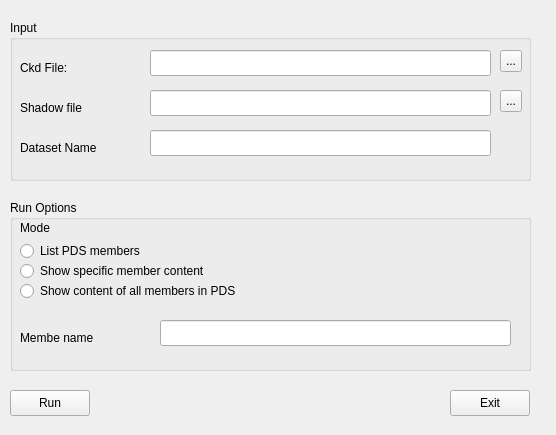
First picture: the form in HerculesStudio/HercUtilities/Dasdcat.ui, repository fsword7/hercgui, before the edit.
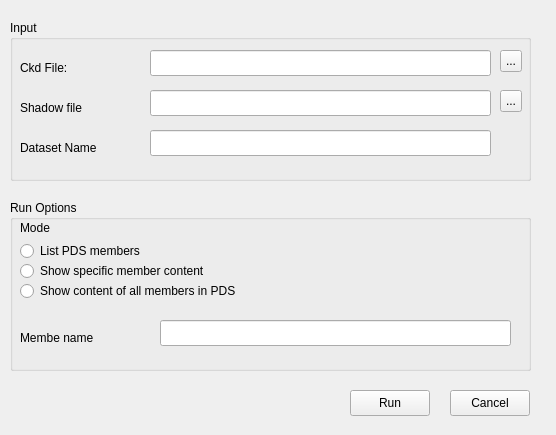
Second picture: the form after the edit.

```diff
--- a/HerculesStudio/HercUtilities/Dasdcat.ui
+++ b/HerculesStudio/HercUtilities/Dasdcat.ui
@@ -219,13 +219,13 @@
     </rect>
    </property>
    <property name="text">
-    <string>Exit</string>
+    <string>Cancel</string>
    </property>
   </widget>
   <widget class="QPushButton" name="runButton">
    <property name="geometry">
     <rect>
-     <x>10</x>
+     <x>350</x>
      <y>390</y>
      <width>80</width>
      <height>26</height>
```
